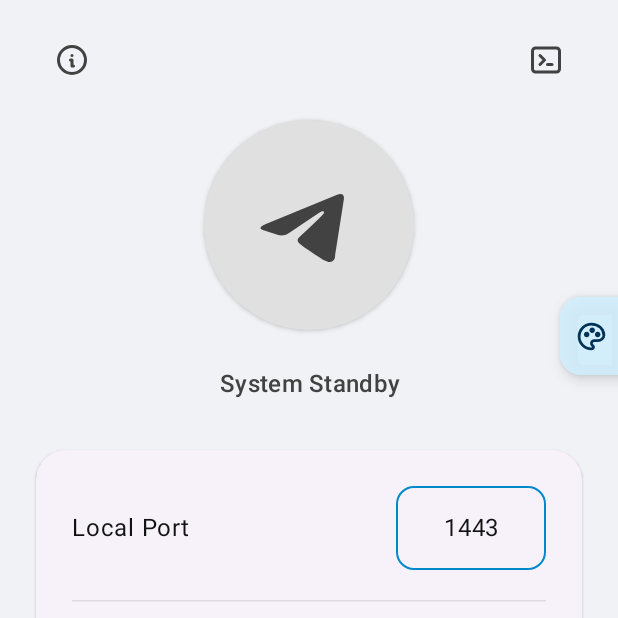
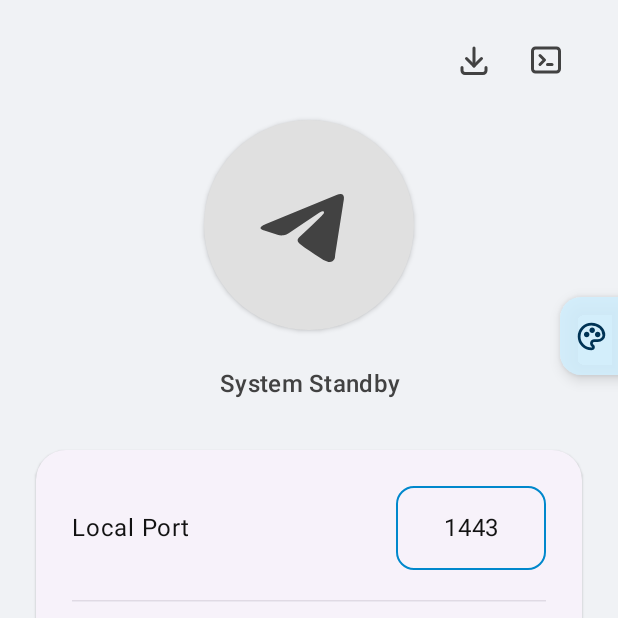
Before and after one commit to RHineIx/UmbraProxy, an Android app built with Jetpack Compose: the screen it shows after launch (MainActivity), on a phone screen of 412 x 824 dp, the top half of it. Run offline under Robolectric (Android 15) with nearby library versions, the phone set to English and light mode, and no system bars; libraries missing offline, so code that uses them is left out: com.sun.jna; pictures from the network do not load; 7 statements that could not run were skipped.

Commit message:
Add language selection, profile footer, and release updates
Put Arabic and English in the floating appearance panel, persist the app locale, and keep the panel accessible in RTL and small windows. Replace About with unframed profile icons beside @RHineIx and the installed version.

Check GitHub releases, select APKs by installed ABI, and hand downloads to Android or the browser. Publish stable asset filenames and remove obsolete About resources.

```diff
--- a/app/build.gradle.kts
+++ b/app/build.gradle.kts
@@ -115,6 +115,7 @@ kotlin {
 }
 
 dependencies {
+    implementation(libs.androidx.appcompat)
     implementation("androidx.core:core-ktx:1.15.0")
     implementation("androidx.lifecycle:lifecycle-runtime-ktx:2.8.7")
     implementation("androidx.lifecycle:lifecycle-runtime-compose:2.8.7")
--- a/app/src/main/java/io/github/umbraproxy/MainActivity.kt
+++ b/app/src/main/java/io/github/umbraproxy/MainActivity.kt
@@ -16,7 +16,9 @@ import android.os.Bundle
 import android.os.PowerManager
 import android.provider.Settings
 import android.widget.Toast
-import androidx.activity.ComponentActivity
+import androidx.appcompat.app.AppCompatActivity
+import androidx.appcompat.app.AppCompatDelegate
+import androidx.core.os.LocaleListCompat
 import androidx.activity.compose.rememberLauncherForActivityResult
 import androidx.activity.compose.setContent
 import androidx.activity.result.contract.ActivityResultContracts
@@ -66,12 +68,13 @@ import androidx.lifecycle.LifecycleEventObserver
 import androidx.lifecycle.compose.LocalLifecycleOwner
 import androidx.lifecycle.compose.collectAsStateWithLifecycle
 import io.github.umbraproxy.ui.LogsScreen
-import io.github.umbraproxy.ui.AboutScreen
+import io.github.umbraproxy.ui.DeveloperFooter
+import io.github.umbraproxy.ui.UpdatesDialog
 import io.github.umbraproxy.ui.FloatingToolbar
 import io.github.umbraproxy.ui.UmbraProxyTheme
 import kotlinx.coroutines.launch
 
-class MainActivity : ComponentActivity() {
+class MainActivity : AppCompatActivity() {
     override fun onCreate(savedInstanceState: Bundle?) {
         super.onCreate(savedInstanceState)
         WindowCompat.setDecorFitsSystemWindows(window, false)
@@ -84,21 +87,24 @@ class MainActivity : ComponentActivity() {
             val isDynamicColor by settingsStore.isDynamicColor.collectAsStateWithLifecycle(initialValue = false)
 
             var showLogsScreen by rememberSaveable { mutableStateOf(false) }
-            var showAboutScreen by rememberSaveable { mutableStateOf(false) }
+            var showUpdates by rememberSaveable { mutableStateOf(false) }
 
             UmbraProxyTheme(themeMode = themeMode, dynamicColor = isDynamicColor) {
                 Box(modifier = Modifier.fillMaxSize().background(MaterialTheme.colorScheme.background)) {
                     UmbraMainScreen(
                         settingsStore = settingsStore,
                         onOpenLogs = { showLogsScreen = true },
-                        onOpenAbout = { showAboutScreen = true }
+                        onOpenUpdates = { showUpdates = true }
                     )
+
+                    if (showUpdates) UpdatesDialog(onDismiss = { showUpdates = false })
 
                     FloatingToolbar(
                         currentTheme = themeMode,
                         onThemeChange = { mode -> scope.launch { settingsStore.saveThemeMode(mode) } },
                         isDynamicColor = isDynamicColor,
-                        onDynamicColorChange = { dc -> scope.launch { settingsStore.saveDynamicColor(dc) } }
+                        onDynamicColorChange = { dc -> scope.launch { settingsStore.saveDynamicColor(dc) } },
+                        onLanguageChange = { language -> AppCompatDelegate.setApplicationLocales(LocaleListCompat.forLanguageTags(language)) }
                     )
 
                     AnimatedVisibility(
@@ -111,14 +117,6 @@ class MainActivity : ComponentActivity() {
                             onBack = { showLogsScreen = false }
                         )
                     }
-
-                    AnimatedVisibility(
-                        visible = showAboutScreen,
-                        enter = slideInVertically(initialOffsetY = { it }) + fadeIn(),
-                        exit = slideOutVertically(targetOffsetY = { it }) + fadeOut()
-                    ) {
-                        AboutScreen(onBack = { showAboutScreen = false })
-                    }
                 }
             }
         }
@@ -127,7 +125,7 @@ class MainActivity : ComponentActivity() {
 
 @SuppressLint("BatteryLife")
 @Composable
-fun UmbraMainScreen(settingsStore: SettingsStore, onOpenLogs: () -> Unit, onOpenAbout: () -> Unit) {
+fun UmbraMainScreen(settingsStore: SettingsStore, onOpenLogs: () -> Unit, onOpenUpdates: () -> Unit) {
     val context = LocalContext.current
     val scope = rememberCoroutineScope()
     val focusManager = LocalFocusManager.current
@@ -301,10 +299,11 @@ fun UmbraMainScreen(settingsStore: SettingsStore, onOpenLogs: () -> Unit, onOpen
         ) {
             Row(
                 modifier = Modifier.fillMaxWidth().padding(top = 16.dp),
-                horizontalArrangement = Arrangement.SpaceBetween
+                horizontalArrangement = Arrangement.End
             ) {
-                IconButton(onClick = onOpenAbout) {
-                    Icon(painterResource(R.drawable.ic_tabler_info_circle), contentDescription = stringResource(R.string.about_title), tint = MaterialTheme.colorScheme.onSurfaceVariant)
+                IconButton(onClick = onOpenUpdates) {
+                    Icon(painterResource(R.drawable.ic_tabler_download), stringResource(R.string.updates_title),
+                        tint = MaterialTheme.colorScheme.onSurfaceVariant)
                 }
                 IconButton(onClick = onOpenLogs) {
                     Icon(painterResource(R.drawable.ic_tabler_terminal_2), contentDescription = stringResource(R.string.tooltip_view_logs), tint = MaterialTheme.colorScheme.onSurfaceVariant)
@@ -493,12 +492,7 @@ fun UmbraMainScreen(settingsStore: SettingsStore, onOpenLogs: () -> Unit, onOpen
                 }
             }
             Spacer(modifier = Modifier.weight(1f))
-            Text(text = "@RHineix", style = MaterialTheme.typography.labelSmall, color = MaterialTheme.colorScheme.onSurfaceVariant.copy(alpha = 0.5f),
-                modifier = Modifier.clip(RoundedCornerShape(8.dp)).clickable {
-                    val intent = Intent(Intent.ACTION_VIEW, Uri.parse("https://t.me/RHineix"))
-                    intent.addFlags(Intent.FLAG_ACTIVITY_NEW_TASK)
-                    try { context.startActivity(intent) } catch (e: Exception) {}
-                }.padding(vertical = 18.dp, horizontal = 8.dp))
+            DeveloperFooter(modifier = Modifier.fillMaxWidth())
         }
     }
 }
--- a/app/src/main/java/io/github/umbraproxy/ProxyTileService.kt
+++ b/app/src/main/java/io/github/umbraproxy/ProxyTileService.kt
@@ -69,7 +69,7 @@ class ProxyTileService : TileService() {
         // Update labels based on state
         tile.label = "UmbraProxy"
         if (android.os.Build.VERSION.SDK_INT >= android.os.Build.VERSION_CODES.Q) {
-            tile.subtitle = getString(health.labelResource(active, starting))
+            tile.subtitle = androidx.core.content.ContextCompat.getString(this, health.labelResource(active, starting))
         }
 
         tile.updateTile()
--- /dev/null
+++ b/app/src/main/java/io/github/umbraproxy/ui/DeveloperFooter.kt
@@ -0,0 +1,51 @@
+package io.github.umbraproxy.ui
+
+import android.content.ActivityNotFoundException
+import android.content.Intent
+import android.net.Uri
+import android.widget.Toast
+import androidx.compose.foundation.layout.*
+import androidx.compose.material3.*
+import androidx.compose.runtime.Composable
+import androidx.compose.ui.Alignment
+import androidx.compose.ui.Modifier
+import androidx.compose.ui.platform.LocalContext
+import androidx.compose.ui.res.painterResource
+import androidx.compose.ui.res.stringResource
+import androidx.compose.ui.text.style.TextDirection
+import androidx.compose.ui.unit.LayoutDirection
+import androidx.compose.runtime.CompositionLocalProvider
+import androidx.compose.ui.platform.LocalLayoutDirection
+import androidx.compose.ui.unit.dp
+import io.github.umbraproxy.BuildConfig
+import io.github.umbraproxy.R
+
+@Composable
+fun DeveloperFooter(modifier: Modifier = Modifier) {
+    val context = LocalContext.current
+    fun openProfile(url: String) {
+        try {
+            context.startActivity(Intent(Intent.ACTION_VIEW, Uri.parse(url)).addFlags(Intent.FLAG_ACTIVITY_NEW_TASK))
+        } catch (_: ActivityNotFoundException) {
+            Toast.makeText(context, R.string.link_open_failed, Toast.LENGTH_SHORT).show()
+        }
+    }
+    Column(modifier = modifier.padding(top = 12.dp, bottom = 16.dp), horizontalAlignment = Alignment.CenterHorizontally) {
+        CompositionLocalProvider(LocalLayoutDirection provides LayoutDirection.Ltr) {
+            Row(verticalAlignment = Alignment.CenterVertically) {
+                Text("@RHineIx", style = MaterialTheme.typography.labelMedium.copy(textDirection = TextDirection.Ltr),
+                    color = MaterialTheme.colorScheme.onSurfaceVariant.copy(alpha = 0.7f), modifier = Modifier.padding(end = 8.dp))
+                IconButton(onClick = { openProfile("https://t.me/RHineix") }) {
+                    Icon(painterResource(R.drawable.ic_telegram), stringResource(R.string.profile_telegram),
+                        tint = MaterialTheme.colorScheme.onSurfaceVariant, modifier = Modifier.size(20.dp))
+                }
+                IconButton(onClick = { openProfile("https://github.com/RHineIx") }) {
+                    Icon(painterResource(R.drawable.ic_tabler_brand_github), stringResource(R.string.profile_github),
+                        tint = MaterialTheme.colorScheme.onSurfaceVariant, modifier = Modifier.size(20.dp))
+                }
+            }
+        }
+        Text(stringResource(R.string.app_version, BuildConfig.VERSION_NAME),
+            style = MaterialTheme.typography.labelSmall, color = MaterialTheme.colorScheme.onSurfaceVariant.copy(alpha = 0.5f))
+    }
+}
--- a/app/src/main/java/io/github/umbraproxy/ui/FloatingToolbar.kt
+++ b/app/src/main/java/io/github/umbraproxy/ui/FloatingToolbar.kt
@@ -2,18 +2,19 @@ package io.github.umbraproxy.ui
 
 import android.os.Build
 import androidx.compose.animation.AnimatedVisibility
-import androidx.compose.animation.core.Spring
-import androidx.compose.animation.core.animateFloatAsState
-import androidx.compose.animation.core.spring
 import androidx.compose.animation.fadeIn
 import androidx.compose.animation.fadeOut
 import androidx.compose.foundation.gestures.detectDragGestures
+import androidx.compose.foundation.rememberScrollState
+import androidx.compose.foundation.verticalScroll
 import androidx.compose.foundation.layout.*
 import androidx.compose.foundation.shape.RoundedCornerShape
+import androidx.compose.foundation.shape.AbsoluteRoundedCornerShape
 import androidx.compose.material3.*
 import androidx.compose.runtime.*
 import androidx.compose.runtime.saveable.rememberSaveable
 import androidx.compose.ui.Alignment
+import androidx.compose.ui.AbsoluteAlignment
 import androidx.compose.ui.Modifier
 import androidx.compose.ui.draw.scale
 import androidx.compose.ui.input.pointer.pointerInput
@@ -35,6 +36,7 @@ fun FloatingToolbar(
     onThemeChange: (String) -> Unit,
     isDynamicColor: Boolean,
     onDynamicColorChange: (Boolean) -> Unit,
+    onLanguageChange: (String) -> Unit,
     modifier: Modifier = Modifier
 ) {
     val configuration = LocalConfiguration.current
@@ -47,20 +49,21 @@ fun FloatingToolbar(
     }
 
     var offsetY by rememberSaveable { mutableFloatStateOf(-1f) }
-    var isRightSide by rememberSaveable { mutableStateOf(true) }
     var isExpanded by rememberSaveable { mutableStateOf(false) }
     var tabHeightPx by remember { mutableFloatStateOf(0f) }
     var panelHeightPx by remember { mutableFloatStateOf(0f) }
 
     val tabWidthDp = 42.dp
     val tabHeightDp = 52.dp
-    val panelWidthDp = 220.dp
+    val panelWidthDp = minOf(220.dp, (configuration.screenWidthDp.dp - tabWidthDp - 16.dp).coerceAtLeast(120.dp))
 
     val tabWidthPx = remember(density) { with(density) { tabWidthDp.toPx() } }
     val fallbackTabHeightPx = remember(density) { with(density) { tabHeightDp.toPx() } }
     val edgePaddingPx = remember(density) { with(density) { 8.dp.toPx() } }
     val safeTopPx = WindowInsets.safeDrawing.getTop(density).toFloat()
     val safeBottomPx = WindowInsets.safeDrawing.getBottom(density).toFloat()
+    val panelMaxHeight = with(density) { (screenHeightPx - safeTopPx - safeBottomPx - 16.dp.toPx()).coerceAtLeast(64.dp.toPx()).toDp() }
+    val currentLanguage = if (configuration.locales[0].language == "ar") "ar" else "en"
     val effectiveTabHeightPx = maxOf(tabHeightPx, fallbackTabHeightPx)
     val floatingHeightPx = if (isExpanded && panelHeightPx > 0f) {
         maxOf(effectiveTabHeightPx, panelHeightPx)
@@ -72,13 +75,7 @@ fun FloatingToolbar(
         .coerceAtLeast(minOffsetY)
     val defaultOffsetY = (screenHeightPx * 0.24f).coerceIn(minOffsetY, maxOffsetY)
 
-    val targetXPx = if (isRightSide) screenWidthPx - tabWidthPx else 0f
-
-    val animatedTabXPx by animateFloatAsState(
-        targetValue = targetXPx,
-        animationSpec = spring(stiffness = Spring.StiffnessLow),
-        label = "tab_shift"
-    )
+    val tabXPx = screenWidthPx - tabWidthPx
 
     LaunchedEffect(minOffsetY, maxOffsetY) {
         offsetY = if (offsetY < 0f) {
@@ -88,11 +85,11 @@ fun FloatingToolbar(
         }
     }
 
-    Box(modifier = modifier.fillMaxSize()) {
+    Box(modifier = modifier.fillMaxSize(), contentAlignment = AbsoluteAlignment.TopLeft) {
         Surface(
             onClick = { isExpanded = !isExpanded },
             modifier = Modifier
-                .offset { IntOffset(animatedTabXPx.roundToInt(), offsetY.roundToInt()) }
+                .absoluteOffset { IntOffset(tabXPx.roundToInt(), offsetY.roundToInt()) }
                 .onGloballyPositioned { coordinates ->
                     tabHeightPx = coordinates.size.height.toFloat()
                 }
@@ -104,10 +101,7 @@ fun FloatingToolbar(
                         }
                     )
                 },
-            shape = if (isRightSide)
-                RoundedCornerShape(topStart = 14.dp, bottomStart = 14.dp)
-            else
-                RoundedCornerShape(topEnd = 14.dp, bottomEnd = 14.dp),
+            shape = AbsoluteRoundedCornerShape(topLeft = 14.dp, bottomLeft = 14.dp),
             color = MaterialTheme.colorScheme.primaryContainer.copy(alpha = 0.9f),
             shadowElevation = 6.dp,
             tonalElevation = 4.dp,
@@ -129,29 +123,24 @@ fun FloatingToolbar(
             visible = isExpanded,
             enter = fadeIn(),
             exit = fadeOut(),
-            modifier = Modifier.offset {
+            modifier = Modifier.absoluteOffset {
                 val panelWidthPx = with(density) { panelWidthDp.toPx() }
                 val gap = with(density) { 8.dp.toPx() }
-                val panelX = if (isRightSide) {
-                    (targetXPx - panelWidthPx - gap).roundToInt()
-                } else {
-                    (tabWidthPx + gap).roundToInt()
-                }
+                val panelX = (tabXPx - panelWidthPx - gap).roundToInt()
                 IntOffset(panelX, offsetY.roundToInt())
             }
         ) {
             Surface(
-                modifier = Modifier.onGloballyPositioned { coordinates ->
+                modifier = Modifier.width(panelWidthDp).heightIn(max = panelMaxHeight).onGloballyPositioned { coordinates ->
                     panelHeightPx = coordinates.size.height.toFloat()
                 },
-                shape = RoundedCornerShape(28.dp), // 🚀 Less aggressive rounding
+                shape = RoundedCornerShape(28.dp),
                 color = MaterialTheme.colorScheme.surface,
                 shadowElevation = 8.dp,
                 tonalElevation = 4.dp,
             ) {
                 Column(
-                    // 🚀 Increased overall padding to give elements room to breathe away from the edges
-                    modifier = Modifier.padding(16.dp).width(panelWidthDp - 32.dp),
+                    modifier = Modifier.verticalScroll(rememberScrollState()).padding(16.dp),
                     verticalArrangement = Arrangement.spacedBy(6.dp)
                 ) {
                     Text(
@@ -159,7 +148,6 @@ fun FloatingToolbar(
                         style = MaterialTheme.typography.labelLarge,
                         color = MaterialTheme.colorScheme.onSurfaceVariant,
                         fontWeight = FontWeight.SemiBold,
-                        // 🚀 Extra padding specifically for the title to push it inward and down
                         modifier = Modifier.padding(start = 8.dp, bottom = 6.dp, top = 4.dp)
                     )
 
@@ -188,7 +176,7 @@ fun FloatingToolbar(
                     val showDynamicColorOn = isDynamicColor && supportsDynamicColor
 
                     Row(
-                        modifier = Modifier.fillMaxWidth().padding(horizontal = 8.dp), // 🚀 Better horizontal alignment
+                        modifier = Modifier.fillMaxWidth().padding(horizontal = 8.dp),
                         horizontalArrangement = Arrangement.SpaceBetween,
                         verticalAlignment = Alignment.CenterVertically
                     ) {
@@ -196,6 +184,7 @@ fun FloatingToolbar(
                             stringResource(R.string.theme_dynamic),
                             style = MaterialTheme.typography.bodySmall,
                             fontWeight = FontWeight.Medium,
+                            modifier = Modifier.weight(1f),
                             color = if (supportsDynamicColor) MaterialTheme.colorScheme.onSurfaceVariant else MaterialTheme.colorScheme.onSurfaceVariant.copy(alpha = 0.5f)
                         )
                         Switch(
@@ -204,6 +193,21 @@ fun FloatingToolbar(
                             enabled = supportsDynamicColor,
                             modifier = Modifier.scale(0.8f)
                         )
+                    }
+
+                    HorizontalDivider(modifier = Modifier.padding(vertical = 4.dp), color = MaterialTheme.colorScheme.outlineVariant.copy(alpha = 0.5f))
+                    Text(stringResource(R.string.language_title), style = MaterialTheme.typography.labelLarge,
+                        color = MaterialTheme.colorScheme.onSurfaceVariant, fontWeight = FontWeight.SemiBold,
+                        modifier = Modifier.padding(horizontal = 8.dp, vertical = 4.dp))
+                    Row(horizontalArrangement = Arrangement.spacedBy(8.dp)) {
+                        LanguageOption(stringResource(R.string.language_arabic), currentLanguage == "ar", Modifier.weight(1f)) {
+                            isExpanded = false
+                            onLanguageChange("ar")
+                        }
+                        LanguageOption(stringResource(R.string.language_english), currentLanguage == "en", Modifier.weight(1f)) {
+                            isExpanded = false
+                            onLanguageChange("en")
+                        }
                     }
                 }
             }
@@ -220,7 +224,7 @@ private fun ThemeOption(
 ) {
     Surface(
         onClick = onClick,
-        shape = RoundedCornerShape(20.dp), // Adjusted to match the new container shape
+        shape = RoundedCornerShape(20.dp),
         color = if (selected) MaterialTheme.colorScheme.primaryContainer
         else MaterialTheme.colorScheme.surface,
     ) {
@@ -247,3 +251,14 @@ private fun ThemeOption(
         }
     }
 }
+
+@Composable
+private fun LanguageOption(label: String, selected: Boolean, modifier: Modifier, onClick: () -> Unit) {
+    Surface(onClick = onClick, modifier = modifier.heightIn(min = 48.dp), shape = RoundedCornerShape(16.dp),
+        color = if (selected) MaterialTheme.colorScheme.primaryContainer else MaterialTheme.colorScheme.surfaceContainerHigh,
+        contentColor = if (selected) MaterialTheme.colorScheme.onPrimaryContainer else MaterialTheme.colorScheme.onSurface) {
+        Box(contentAlignment = Alignment.Center, modifier = Modifier.padding(horizontal = 8.dp, vertical = 10.dp)) {
+            Text(label, style = MaterialTheme.typography.bodyMedium, fontWeight = if (selected) FontWeight.SemiBold else FontWeight.Normal)
+        }
+    }
+}
--- a/app/src/main/res/drawable/ic_tabler_info_circle.xml
+++ /dev/null
@@ -1,29 +0,0 @@
-<?xml version="1.0" encoding="utf-8"?>
-<!-- Tabler Icons v3.36.0: info-circle (MIT). See third_party/tabler-icons/LICENSE. -->
-<vector xmlns:android="http://schemas.android.com/apk/res/android"
-    android:width="24dp"
-    android:height="24dp"
-    android:viewportWidth="24"
-    android:viewportHeight="24">
-    <path
-        android:fillColor="@android:color/transparent"
-        android:strokeColor="@android:color/white"
-        android:strokeWidth="2"
-        android:strokeLineCap="round"
-        android:strokeLineJoin="round"
-        android:pathData="M3 12a9 9 0 1 0 18 0a9 9 0 0 0 -18 0" />
-    <path
-        android:fillColor="@android:color/transparent"
-        android:strokeColor="@android:color/white"
-        android:strokeWidth="2"
-        android:strokeLineCap="round"
-        android:strokeLineJoin="round"
-        android:pathData="M12 9h.01" />
-    <path
-        android:fillColor="@android:color/transparent"
-        android:strokeColor="@android:color/white"
-        android:strokeWidth="2"
-        android:strokeLineCap="round"
-        android:strokeLineJoin="round"
-        android:pathData="M11 12h1v4h1" />
-</vector>
--- a/app/src/main/res/values-night/themes.xml
+++ b/app/src/main/res/values-night/themes.xml
@@ -1,6 +1,6 @@
 <?xml version="1.0" encoding="utf-8"?>
 <resources>
-    <style name="Theme.UmbraProxy" parent="android:Theme.DeviceDefault.NoActionBar">
+    <style name="Theme.UmbraProxy" parent="Theme.AppCompat.DayNight.NoActionBar">
         <item name="android:statusBarColor">@android:color/transparent</item>
         <item name="android:navigationBarColor">@android:color/transparent</item>
         <item name="android:windowLightStatusBar">false</item>
--- a/app/src/main/res/values/strings.xml
+++ b/app/src/main/res/values/strings.xml
@@ -83,12 +83,23 @@
     <string name="health_available">Route available</string>
     <string name="health_unavailable">No working route</string>
     <string name="health_offline">No network connection</string>
-    <string name="about_title">About</string>
-    <string name="about_back">Back</string>
-    <string name="about_description">A Telegram proxy running on your device.</string>
-    <string name="about_version">Version %1$s</string>
-    <string name="about_developer">Developer</string>
-    <string name="about_telegram">Telegram</string>
-    <string name="about_github">GitHub</string>
-    <string name="about_link_failed">No app is available to open this link.</string>
+    <string name="language_title">Language</string>
+    <string name="language_arabic">العربية</string>
+    <string name="language_english">English</string>
+    <string name="profile_telegram">Telegram profile</string>
+    <string name="profile_github">GitHub profile</string>
+    <string name="app_version">Version %1$s</string>
+    <string name="link_open_failed">No app is available to open this link.</string>
+    <string name="updates_title">Updates</string>
+    <string name="updates_description">Check for a newer release and download the build matching this installation.</string>
+    <string name="updates_check">Check for updates</string>
+    <string name="updates_checking">Checking for updates…</string>
+    <string name="updates_sign_in">Release information is unavailable without signing in, or no release has been published. Open GitHub in your browser to check. Download opens the matching APK in your browser; sign in there if asked.</string>
+    <string name="updates_failed">Could not check for updates. Check your connection or open the releases page.</string>
+    <string name="updates_available">A newer release is available.</string>
+    <string name="updates_current">No newer stable release is available.</string>
+    <string name="updates_download">Download %1$s</string>
+    <string name="updates_download_started">Download started. Find the APK in Downloads or the download notification.</string>
+    <string name="updates_releases">Open releases page</string>
+    <string name="action_close">Close</string>
 </resources>
--- a/app/src/main/res/values/themes.xml
+++ b/app/src/main/res/values/themes.xml
@@ -1,6 +1,6 @@
 <?xml version="1.0" encoding="utf-8"?>
 <resources>
-    <style name="Theme.UmbraProxy" parent="android:Theme.DeviceDefault.NoActionBar">
+    <style name="Theme.UmbraProxy" parent="Theme.AppCompat.DayNight.NoActionBar">
         <item name="android:statusBarColor">@android:color/transparent</item>
         <item name="android:navigationBarColor">@android:color/transparent</item>
         <item name="android:windowLightStatusBar">false</item>
--- /dev/null
+++ b/app/src/main/res/xml/locales_config.xml
@@ -0,0 +1,5 @@
+<?xml version="1.0" encoding="utf-8"?>
+<locale-config xmlns:android="http://schemas.android.com/apk/res/android">
+    <locale android:name="en" />
+    <locale android:name="ar" />
+</locale-config>
```
Also changed, not shown: app/src/main/AndroidManifest.xml (+8 -0 lines), app/src/main/java/io/github/umbraproxy/AppUpdates.kt (added, +181 -0 lines), app/src/main/java/io/github/umbraproxy/ProxyService.kt (+10 -6 lines), app/src/main/java/io/github/umbraproxy/ui/AboutScreen.kt (deleted, +0 -123 lines), app/src/main/java/io/github/umbraproxy/ui/UpdatesDialog.kt (added, +86 -0 lines), app/src/main/res/drawable/ic_tabler_external_link.xml (deleted, +0 -29 lines), 4 other files.
